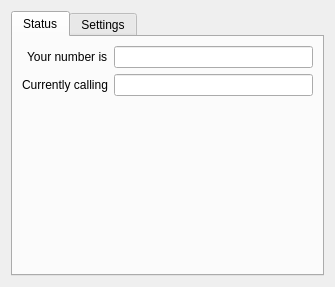
Before: the Qt Designer form src/platform/qt/MobileAdapterView.ui in zenaror/mgba, drawn with Qt 5.
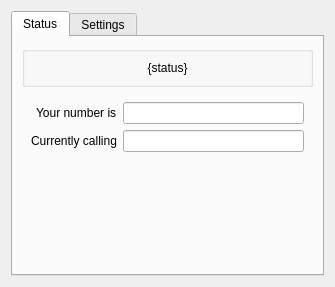
After: the same form once the commit is applied.

Commit message: Qt: Add simple textual status display

```diff
--- a/src/platform/qt/MobileAdapterView.ui
+++ b/src/platform/qt/MobileAdapterView.ui
@@ -15,7 +15,26 @@
       <attribute name="title">
        <string>Status</string>
       </attribute>
-      <layout class="QFormLayout" name="formLayout">
+      <layout class="QVBoxLayout" name="verticalLayout_statusTab">
+       <item>
+        <widget class="QGroupBox" name="statusBox">
+         <layout class="QVBoxLayout" name="verticalLayout_statusBox">
+          <item>
+           <widget class="QLabel" name="statusText">
+            <property name="text">
+             <string>{status}</string>
+            </property>
+            <property name="alignment">
+             <set>Qt::AlignCenter</set>
+            </property>
+           </widget>
+          </item>
+         </layout>
+        </widget>
+       </item>
+       <item>
+        <widget class="QWidget" name="numbersForm" native="true">
+         <layout class="QFormLayout" name="formLayout_numbersForm">
        <property name="fieldGrowthPolicy">
         <enum>QFormLayout::ExpandingFieldsGrow</enum>
        </property>
@@ -52,6 +71,22 @@
        </item>
       </layout>
      </widget>
+       </item>
+       <item>
+        <spacer name="verticalSpacer_statusTab">
+         <property name="orientation">
+          <enum>Qt::Vertical</enum>
+         </property>
+         <property name="sizeHint" stdset="0">
+          <size>
+           <width>20</width>
+           <height>40</height>
+          </size>
+         </property>
+        </spacer>
+       </item>
+      </layout>
+     </widget>
      <widget class="QWidget" name="settingsTab">
       <attribute name="title">
        <string>Settings</string>
```
Left out of the diff: 2 changed lines with no effect on the pictures. Lines whose indentation alone changed are shown as unchanged. The commit also changes 3 other files.
